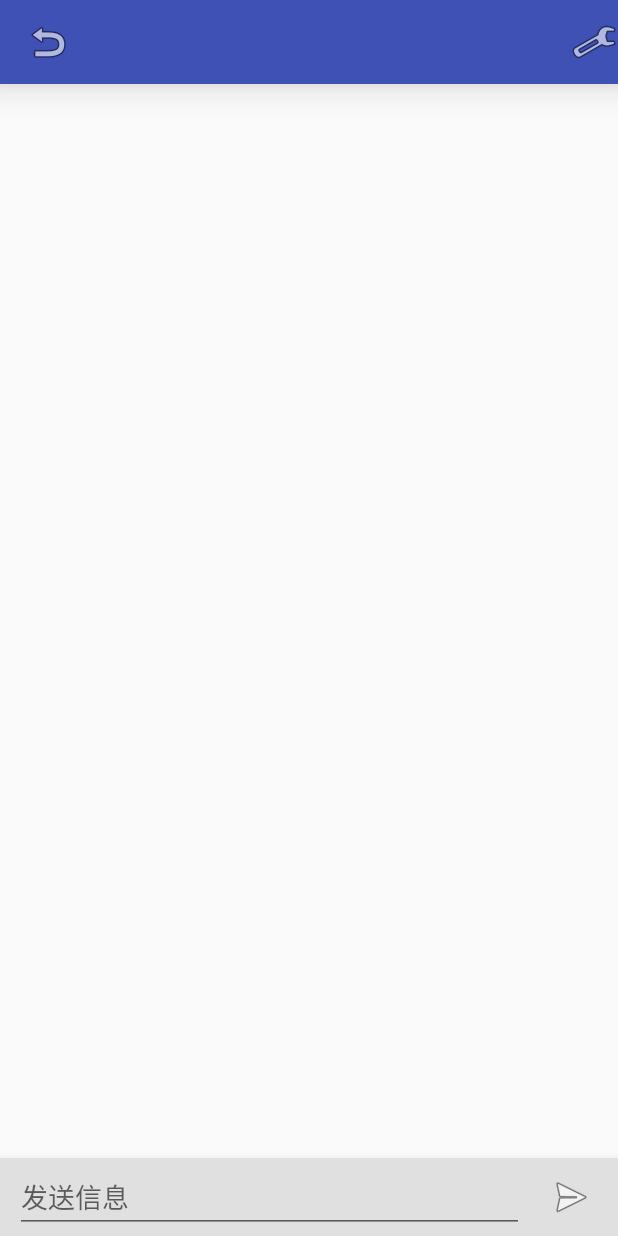
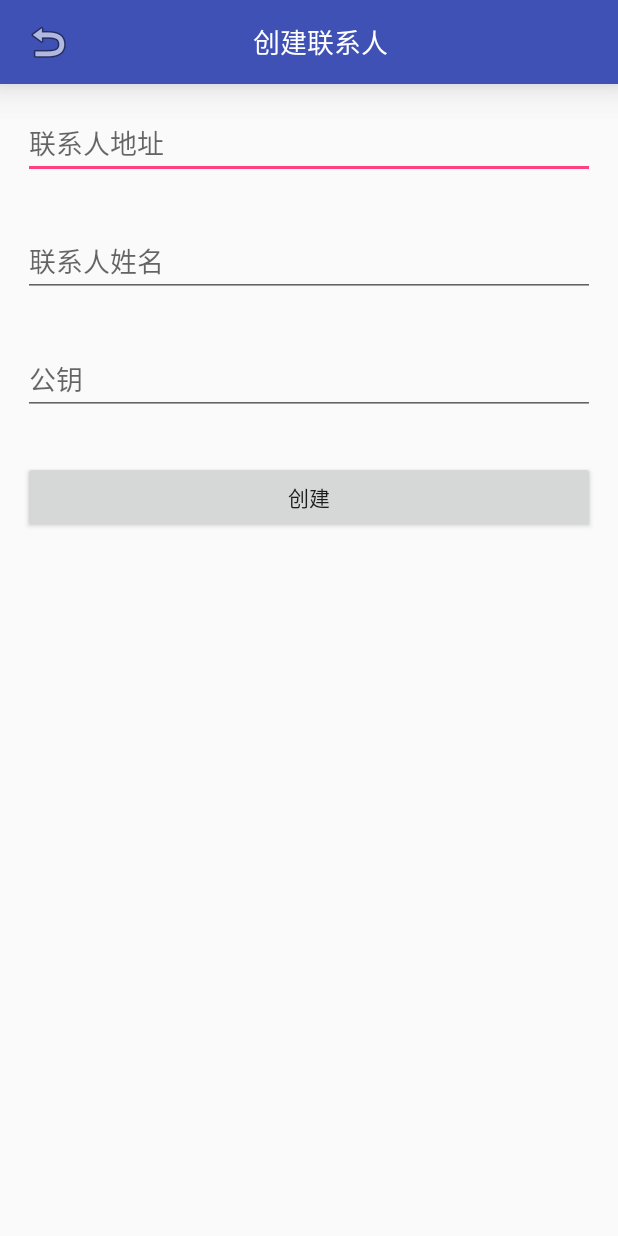
Before and after one commit to Grisw/SMSEncryptor, an Android app: the screen it shows after launch (MessageActivity before the commit, CreateContactActivity after it), after a tap on an icon or button, on a phone screen of 412 x 824 dp. Run offline under Robolectric (Android 15) with nearby library versions, the phone set to English and light mode, and no system bars.

Commit message:
可以添加联系人

```diff
--- a/app/src/main/AndroidManifest.xml
+++ b/app/src/main/AndroidManifest.xml
@@ -74,6 +74,8 @@
                 <action android:name="pers.lxt.smsencryptor.SMS_SENT" />
             </intent-filter>
         </receiver>
+
+        <activity android:name=".activity.CreateContactActivity"></activity>
     </application>
 
 </manifest>
--- /dev/null
+++ b/app/src/main/java/pers/lxt/smsencryptor/activity/CreateContactActivity.java
@@ -0,0 +1,43 @@
+package pers.lxt.smsencryptor.activity;
+
+import android.support.v7.app.AppCompatActivity;
+import android.os.Bundle;
+import android.view.View;
+import android.widget.Button;
+import android.widget.EditText;
+import android.widget.ImageButton;
+
+import pers.lxt.smsencryptor.R;
+
+public class CreateContactActivity extends AppCompatActivity {
+
+    @Override
+    protected void onCreate(Bundle savedInstanceState) {
+        super.onCreate(savedInstanceState);
+        setContentView(R.layout.activity_create_contact);
+
+        ImageButton back = (ImageButton) findViewById(R.id.back);
+        Button createBtn = (Button) findViewById(R.id.create);
+
+        back.setOnClickListener(new View.OnClickListener() {
+            @Override
+            public void onClick(View v) {
+                finish();
+            }
+        });
+        createBtn.setOnClickListener(new View.OnClickListener() {
+            private EditText addressEdt = (EditText) findViewById(R.id.address);
+            private EditText nameEdt = (EditText) findViewById(R.id.name);
+            private EditText publicKeyEdt = (EditText) findViewById(R.id.public_key);
+
+            @Override
+            public void onClick(View v) {
+                String address = addressEdt.getText().toString();
+                String name = nameEdt.getText().toString();
+                String publicKey = publicKeyEdt.getText().toString();
+
+                //TODO 从contacts表中添加条目
+            }
+        });
+    }
+}
--- a/app/src/main/java/pers/lxt/smsencryptor/activity/MainActivity.java
+++ b/app/src/main/java/pers/lxt/smsencryptor/activity/MainActivity.java
@@ -31,7 +31,7 @@ public class MainActivity extends AppCompatActivity {
         createMsg.setOnClickListener(new View.OnClickListener() {
             @Override
             public void onClick(View v) {
-                startActivity(new Intent(MainActivity.this,MessageActivity.class));
+                startActivity(new Intent(MainActivity.this,CreateContactActivity.class));
             }
         });
     }
--- a/app/src/main/java/pers/lxt/smsencryptor/adapter/ContactsAdapter.java
+++ b/app/src/main/java/pers/lxt/smsencryptor/adapter/ContactsAdapter.java
@@ -5,6 +5,7 @@ import android.content.Context;
 import android.content.Intent;
 import android.database.ContentObserver;
 import android.database.Cursor;
+import android.database.sqlite.SQLiteDatabase;
 import android.net.Uri;
 import android.os.Handler;
 import android.os.Message;
@@ -20,6 +21,7 @@ import java.util.List;
 
 import pers.lxt.smsencryptor.R;
 import pers.lxt.smsencryptor.activity.MessageActivity;
+import pers.lxt.smsencryptor.database.Database;
 
 /**
  * Created by MissingNo on 2017/4/9.
@@ -56,6 +58,7 @@ public class ContactsAdapter extends RecyclerView.Adapter<ContactsAdapter.Contac
         }
     });
 
+    private Database database;
     private List<PhoneNumPair> contacts;
     private ContentResolver contentResolver;
     private ContentObserver contentObserver;
@@ -71,12 +74,14 @@ public class ContactsAdapter extends RecyclerView.Adapter<ContactsAdapter.Contac
                 getSmsInfo();
             }
         };
+        database = Database.getInstance(context);
     }
 
     private void getSmsInfo() {
         new Thread(new Runnable() {
             @Override
             public void run() {
+                List<PhoneNumPair> buffer = new ArrayList<>();
                 String[] projection = new String[] { "address", "person", "read" };
                 Cursor cursor = contentResolver.query(Uri.parse("content://sms/"), projection, null, null,
                         "read, date desc");
@@ -87,7 +92,6 @@ public class ContactsAdapter extends RecyclerView.Adapter<ContactsAdapter.Contac
                     int nameColumn = cursor.getColumnIndex("person");
                     int phoneNumberColumn = cursor.getColumnIndex("address");
                     int readColumn = cursor.getColumnIndex("read");
-                    List<PhoneNumPair> buffer = new ArrayList<>();
                     while (cursor.moveToNext()) {
                         String phoneNum = cursor.getString(phoneNumberColumn);
                         String name = cursor.getString(nameColumn);
@@ -102,8 +106,27 @@ public class ContactsAdapter extends RecyclerView.Adapter<ContactsAdapter.Contac
                         }
                     }
                     cursor.close();
+                }
+
+                SQLiteDatabase db = database.getReadableDatabase();
+                cursor = db.query("contacts",new String[]{"address","name"},null,null,null,null,null);
+                if(cursor!=null){
+                    int phoneNumberColumn = cursor.getColumnIndex("address");
+                    int nameColumn = cursor.getColumnIndex("name");
+                    while(cursor.moveToNext()){
+                        String phoneNum = cursor.getString(phoneNumberColumn);
+                        String name = cursor.getString(nameColumn);
+
+                        PhoneNumPair pair = new PhoneNumPair(name, phoneNum, false);
+                        if(!buffer.contains(pair)){
+                            buffer.add(pair);
+                        }
+                    }
+                    cursor.close();
+                }
+                db.close();
+                if(buffer.size()>0)
                     handler.obtainMessage(NOTIFY_ITEM_CHANGED,buffer).sendToTarget();
-                }
             }
         }).start();
     }
@@ -147,7 +170,7 @@ public class ContactsAdapter extends RecyclerView.Adapter<ContactsAdapter.Contac
         String name;
         boolean isNotify;
 
-        PhoneNumPair(String name, String phoneNum,boolean isNotify){
+        PhoneNumPair(String name, String phoneNum, boolean isNotify){
             this.name=name;
             this.isNotify = isNotify;
             this.phoneNum = phoneNum;
--- /dev/null
+++ b/app/src/main/java/pers/lxt/smsencryptor/database/Database.java
@@ -0,0 +1,37 @@
+package pers.lxt.smsencryptor.database;
+
+import android.content.Context;
+import android.database.sqlite.SQLiteDatabase;
+import android.database.sqlite.SQLiteOpenHelper;
+
+/**
+ * Created by MissingNo on 2017/4/14.
+ */
+
+public class Database extends SQLiteOpenHelper {
+
+    private static final String DB_NAME = "smsencryptor.db";
+    private static final int VERSION = 1;
+
+    private static Database instance;
+    public static Database getInstance(Context context){
+        if(instance == null){
+            instance = new Database(context);
+        }
+        return instance;
+    }
+
+    private Database(Context context) {
+        super(context, DB_NAME, null, VERSION);
+    }
+
+    @Override
+    public void onCreate(SQLiteDatabase db) {
+        db.execSQL("create table contacts(address varchar(20) not null, name varchar(30), public_key varchar(60),primary key(address));");
+    }
+
+    @Override
+    public void onUpgrade(SQLiteDatabase db, int oldVersion, int newVersion) {
+
+    }
+}
--- /dev/null
+++ b/app/src/main/res/layout/activity_create_contact.xml
@@ -0,0 +1,73 @@
+<?xml version="1.0" encoding="utf-8"?>
+<RelativeLayout xmlns:android="http://schemas.android.com/apk/res/android"
+    xmlns:tools="http://schemas.android.com/tools"
+    android:layout_width="match_parent"
+    android:layout_height="match_parent"
+    tools:context="pers.lxt.smsencryptor.activity.CreateContactActivity">
+
+    <android.support.v7.widget.Toolbar
+        android:id="@+id/tool_bar"
+        android:layout_width="match_parent"
+        android:layout_height="wrap_content"
+        android:layout_alignParentTop="true"
+        android:padding="8dp"
+        android:background="@color/colorPrimary"
+        android:translationZ="15dp">
+
+        <RelativeLayout
+            android:layout_width="match_parent"
+            android:layout_height="match_parent">
+
+            <ImageButton
+                android:id="@+id/back"
+                android:layout_width="wrap_content"
+                android:layout_height="wrap_content"
+                android:layout_alignParentStart="true"
+                android:background="?android:attr/selectableItemBackground"
+                android:src="@android:drawable/ic_menu_revert"/>
+
+            <TextView
+                android:layout_width="wrap_content"
+                android:layout_height="wrap_content"
+                android:layout_centerInParent="true"
+                android:textColor="@android:color/white"
+                android:text="@string/create_contact"
+                android:textSize="18sp"/>
+
+        </RelativeLayout>
+
+    </android.support.v7.widget.Toolbar>
+
+    <EditText
+        android:id="@+id/address"
+        android:layout_width="match_parent"
+        android:layout_height="wrap_content"
+        android:layout_below="@id/tool_bar"
+        android:layout_margin="15dp"
+        android:hint="@string/contact_address"/>
+
+    <EditText
+        android:id="@+id/name"
+        android:layout_width="match_parent"
+        android:layout_height="wrap_content"
+        android:layout_below="@id/address"
+        android:layout_margin="15dp"
+        android:hint="@string/contact_name"/>
+
+    <EditText
+        android:id="@+id/public_key"
+        android:layout_width="match_parent"
+        android:layout_height="wrap_content"
+        android:layout_below="@id/name"
+        android:layout_margin="15dp"
+        android:hint="@string/public_key"/>
+
+    <Button
+        android:id="@+id/create"
+        android:layout_width="match_parent"
+        android:layout_height="wrap_content"
+        android:text="@string/create"
+        android:layout_below="@id/public_key"
+        android:layout_margin="15dp"/>
+
+</RelativeLayout>
--- a/app/src/main/res/values/strings.xml
+++ b/app/src/main/res/values/strings.xml
@@ -2,4 +2,9 @@
     <string name="app_name">信息</string>
     <string name="edit">编辑</string>
     <string name="send_msg">发送信息</string>
+    <string name="create_contact">创建联系人</string>
+    <string name="contact_address">联系人地址</string>
+    <string name="public_key">公钥</string>
+    <string name="create">创建</string>
+    <string name="contact_name">联系人姓名</string>
 </resources>
```
